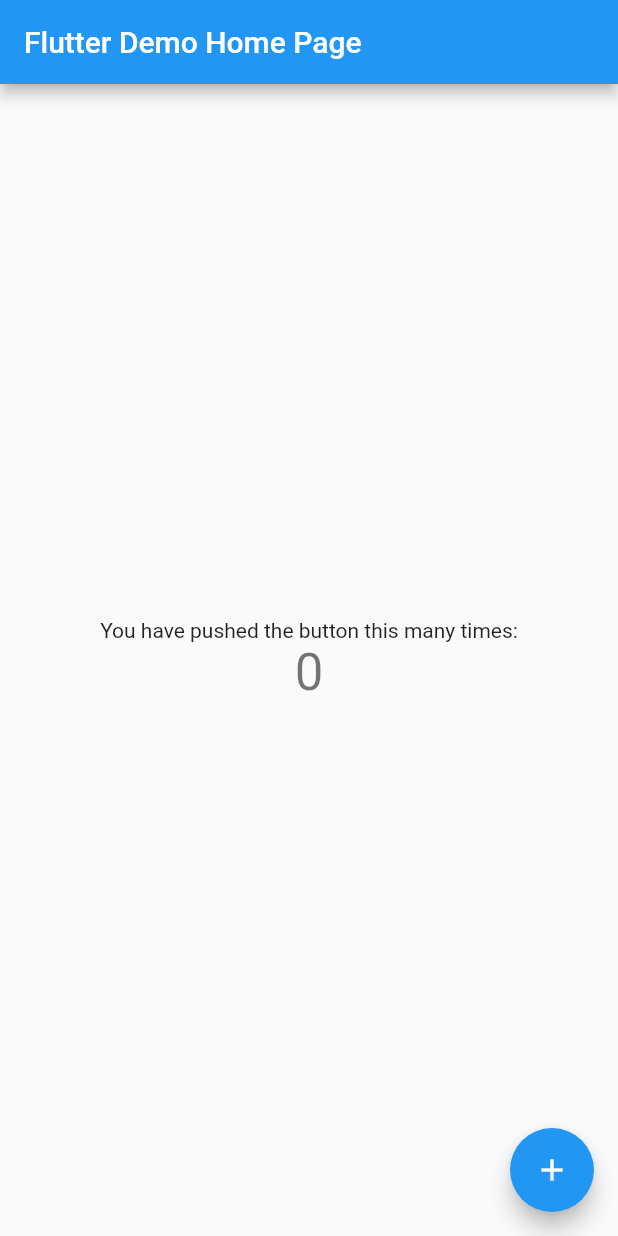
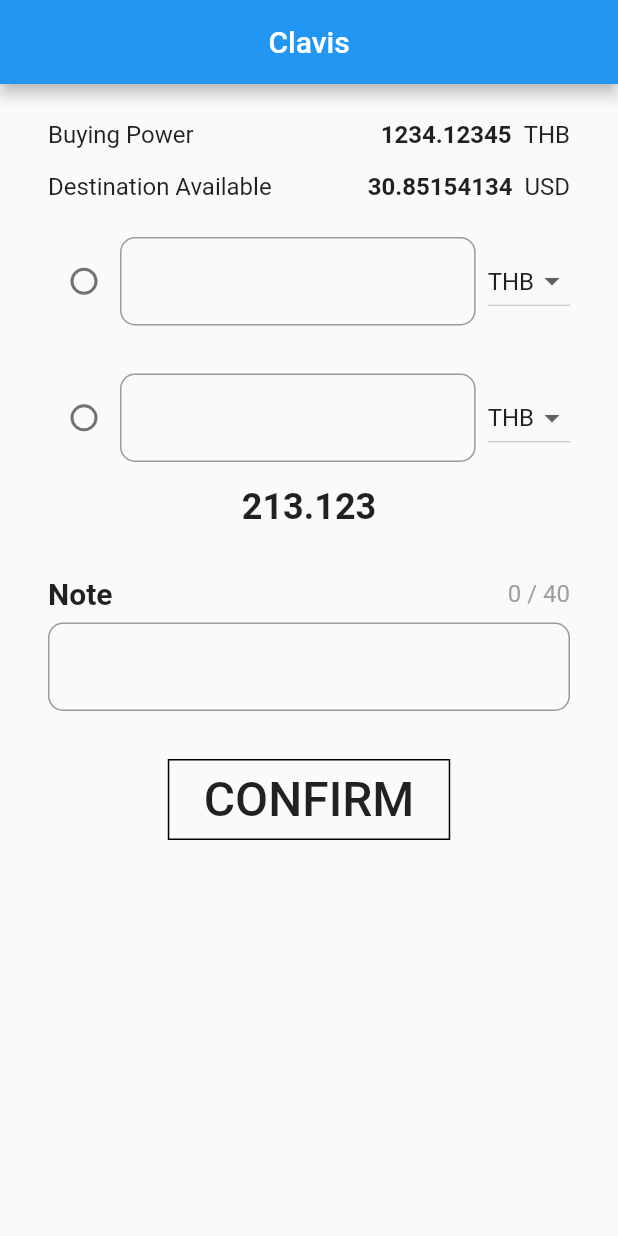
Before and after one commit to anythingth2/Clavis, a Flutter app: the screen it shows after launch, on a phone screen of 412 x 824 dp. Run offline on Flutter 3.47's test engine with Material 2 defaults, Android fonts, the phone set to English and light mode, and no system bars; our stand-ins replace circular_check_box; missing offline and left inert: dart:ffi.

Commit message:
Add wire transfer UI

```diff
--- /dev/null
+++ b/lib/WireTransferPage.dart
@@ -0,0 +1,213 @@
+import 'dart:ffi';
+import 'package:circular_check_box/circular_check_box.dart';
+import 'package:flutter/material.dart';
+
+class WireTransferPage extends StatefulWidget {
+  @override
+  _WireTransferPageState createState() => _WireTransferPageState();
+}
+
+class _WireTransferPageState extends State<WireTransferPage> {
+  double exchangeRate = 213.123;
+  @override
+  Widget build(BuildContext context) {
+    return Container(
+      child: SingleChildScrollView(
+        child: Column(
+          crossAxisAlignment: CrossAxisAlignment.center,
+          children: <Widget>[
+            Container(
+              padding: EdgeInsets.symmetric(horizontal: 32, vertical: 16),
+              child: Column(
+                mainAxisSize: MainAxisSize.min,
+                children: <Widget>[
+                  Padding(
+                    padding: const EdgeInsets.symmetric(vertical: 8.0),
+                    child: TextPrice(
+                      label: 'Buying Power',
+                      price: 1234.12345,
+                      currency: 'THB',
+                    ),
+                  ),
+                  Padding(
+                    padding: const EdgeInsets.symmetric(vertical: 8.0),
+                    child: TextPrice(
+                      label: 'Destination Available',
+                      price: 30.85154134,
+                      currency: 'USD',
+                    ),
+                  ),
+                  Padding(
+                    padding: const EdgeInsets.symmetric(vertical: 16.0),
+                    child: CurrencyField(
+                      currencies: ['THB', 'USD'],
+                    ),
+                  ),
+                  Padding(
+                    padding: const EdgeInsets.symmetric(vertical: 16.0),
+                    child: CurrencyField(
+                      currencies: ['THB', 'USD'],
+                    ),
+                  ),
+                  Text(
+                    exchangeRate.toString(),
+                    style: TextStyle(fontSize: 24, fontWeight: FontWeight.bold),
+                  ),
+                  Padding(
+                    padding: const EdgeInsets.symmetric(vertical: 32),
+                    child: Column(
+                      mainAxisSize: MainAxisSize.min,
+                      children: <Widget>[
+                        Row(
+                          mainAxisAlignment: MainAxisAlignment.spaceBetween,
+                          mainAxisSize: MainAxisSize.max,
+                          children: <Widget>[
+                            Text(
+                              'Note',
+                              style: TextStyle(
+                                  fontSize: 20, fontWeight: FontWeight.bold),
+                            ),
+                            Text(
+                              '0 / 40',
+                              style:
+                                  TextStyle(fontSize: 16, color: Colors.grey),
+                            )
+                          ],
+                        ),
+                        Padding(
+                          padding: const EdgeInsets.only(top: 8),
+                          child: TextField(
+                            decoration: InputDecoration(
+                                border: OutlineInputBorder(
+                                    borderRadius:
+                                        BorderRadius.all(Radius.circular(10)))),
+                          ),
+                        ),
+                      ],
+                    ),
+                  ),
+                  MaterialButton(
+                    child: Padding(
+                      padding: const EdgeInsets.symmetric(
+                          horizontal: 8.0, vertical: 8),
+                      child: Text(
+                        'CONFIRM',
+                        style: TextStyle(fontSize: 32),
+                      ),
+                    ),
+                    shape: Border.all(
+                      width: 1,
+                    ),
+                    onPressed: () {},
+                  )
+                ],
+              ),
+            )
+          ],
+        ),
+      ),
+    );
+  }
+}
+
+class TextPrice extends StatelessWidget {
+  String label, currency;
+  double price;
+
+  final double _fontSize = 16;
+  TextPrice({this.label, this.price, this.currency});
+  @override
+  Widget build(BuildContext context) {
+    return Container(
+      child: Row(
+        mainAxisAlignment: MainAxisAlignment.spaceBetween,
+        children: <Widget>[
+          Text(
+            this.label,
+            style: TextStyle(fontSize: _fontSize),
+          ),
+          Row(
+            children: <Widget>[
+              Padding(
+                padding: const EdgeInsets.only(right: 8.0),
+                child: Text(
+                  this.price.toString(),
+                  style: TextStyle(
+                      fontSize: _fontSize, fontWeight: FontWeight.bold),
+                ),
+              ),
+              Text(
+                this.currency,
+                style: TextStyle(fontSize: _fontSize),
+              )
+            ],
+          )
+        ],
+      ),
+    );
+  }
+}
+
+class CurrencyField extends StatefulWidget {
+  List<String> currencies;
+  CurrencyField({this.currencies});
+  @override
+  _CurrencyFieldState createState() => _CurrencyFieldState();
+}
+
+class _CurrencyFieldState extends State<CurrencyField> {
+  bool _selected = false;
+  double _amount;
+
+  String selectedCurrency;
+
+  @override
+  void initState() {
+    super.initState();
+    selectedCurrency = widget.currencies[0];
+  }
+
+  @override
+  Widget build(BuildContext context) {
+    return Container(
+      child: Row(
+        mainAxisSize: MainAxisSize.min,
+        children: <Widget>[
+          CircularCheckBox(
+              value: _selected,
+              onChanged: (v) {
+                setState(() {
+                  _selected = v;
+                });
+              }),
+          Expanded(
+            child: TextField(
+              decoration: InputDecoration(
+                  border: OutlineInputBorder(
+                      borderRadius: BorderRadius.all(Radius.circular(10)))),
+            ),
+          ),
+          Padding(
+            padding: const EdgeInsets.only(left: 8),
+            child: DropdownButton(
+              items: widget.currencies
+                  .map<DropdownMenuItem>((currency) => DropdownMenuItem(
+                        child: Container(
+                          child: Text(currency),
+                        ),
+                        value: currency,
+                      ))
+                  .toList(),
+              value: selectedCurrency,
+              onChanged: (value) {
+                setState(() {
+                  selectedCurrency = value;
+                });
+              },
+            ),
+          )
+        ],
+      ),
+    );
+  }
+}
--- a/lib/main.dart
+++ b/lib/main.dart
@@ -1,3 +1,4 @@
+import 'package:clavis/WireTransferPage.dart';
 import 'package:flutter/material.dart';
 
 void main() => runApp(MyApp());
@@ -7,26 +8,17 @@ class MyApp extends StatelessWidget {
   @override
   Widget build(BuildContext context) {
     return MaterialApp(
-      title: 'Flutter Demo',
+      title: 'Clavis',
       theme: ThemeData(
-        // This is the theme of your application.
-        //
-        // Try running your application with "flutter run". You'll see the
-        // application has a blue toolbar. Then, without quitting the app, try
-        // changing the primarySwatch below to Colors.green and then invoke
-        // "hot reload" (press "r" in the console where you ran "flutter run",
-        // or simply save your changes to "hot reload" in a Flutter IDE).
-        // Notice that the counter didn't reset back to zero; the application
-        // is not restarted.
         primarySwatch: Colors.blue,
       ),
-      home: MyHomePage(title: 'Flutter Demo Home Page'),
+      home: HomePage(title: 'Clavis'),
     );
   }
 }
 
-class MyHomePage extends StatefulWidget {
-  MyHomePage({Key key, this.title}) : super(key: key);
+class HomePage extends StatefulWidget {
+  HomePage({Key key, this.title}) : super(key: key);
 
   // This widget is the home page of your application. It is stateful, meaning
   // that it has a State object (defined below) that contains fields that affect
@@ -40,72 +32,18 @@ class MyHomePage extends StatefulWidget {
   final String title;
 
   @override
-  _MyHomePageState createState() => _MyHomePageState();
+  _HomePageState createState() => _HomePageState();
 }
 
-class _MyHomePageState extends State<MyHomePage> {
-  int _counter = 0;
-
-  void _incrementCounter() {
-    setState(() {
-      // This call to setState tells the Flutter framework that something has
-      // changed in this State, which causes it to rerun the build method below
-      // so that the display can reflect the updated values. If we changed
-      // _counter without calling setState(), then the build method would not be
-      // called again, and so nothing would appear to happen.
-      _counter++;
-    });
-  }
-
+class _HomePageState extends State<HomePage> {
   @override
   Widget build(BuildContext context) {
-    // This method is rerun every time setState is called, for instance as done
-    // by the _incrementCounter method above.
-    //
-    // The Flutter framework has been optimized to make rerunning build methods
-    // fast, so that you can just rebuild anything that needs updating rather
-    // than having to individually change instances of widgets.
     return Scaffold(
       appBar: AppBar(
-        // Here we take the value from the MyHomePage object that was created by
-        // the App.build method, and use it to set our appbar title.
         title: Text(widget.title),
+        centerTitle: true,
       ),
-      body: Center(
-        // Center is a layout widget. It takes a single child and positions it
-        // in the middle of the parent.
-        child: Column(
-          // Column is also a layout widget. It takes a list of children and
-          // arranges them vertically. By default, it sizes itself to fit its
-          // children horizontally, and tries to be as tall as its parent.
-          //
-          // Invoke "debug painting" (press "p" in the console, choose the
-          // "Toggle Debug Paint" action from the Flutter Inspector in Android
-          // Studio, or the "Toggle Debug Paint" command in Visual Studio Code)
-          // to see the wireframe for each widget.
-          //
-          // Column has various properties to control how it sizes itself and
-          // how it positions its children. Here we use mainAxisAlignment to
-          // center the children vertically; the main axis here is the vertical
-          // axis because Columns are vertical (the cross axis would be
-          // horizontal).
-          mainAxisAlignment: MainAxisAlignment.center,
-          children: <Widget>[
-            Text(
-              'You have pushed the button this many times:',
-            ),
-            Text(
-              '$_counter',
-              style: Theme.of(context).textTheme.display1,
-            ),
-          ],
-        ),
-      ),
-      floatingActionButton: FloatingActionButton(
-        onPressed: _incrementCounter,
-        tooltip: 'Increment',
-        child: Icon(Icons.add),
-      ), // This trailing comma makes auto-formatting nicer for build methods.
+      body: WireTransferPage(),
     );
   }
 }
--- a/pubspec.yaml
+++ b/pubspec.yaml
@@ -23,6 +23,7 @@ dependencies:
   # The following adds the Cupertino Icons font to your application.
   # Use with the CupertinoIcons class for iOS style icons.
   cupertino_icons: ^0.1.2
+  circular_check_box: ^1.0.1
 
 dev_dependencies:
   flutter_test:
```
Also changed, not shown: pubspec.lock.
